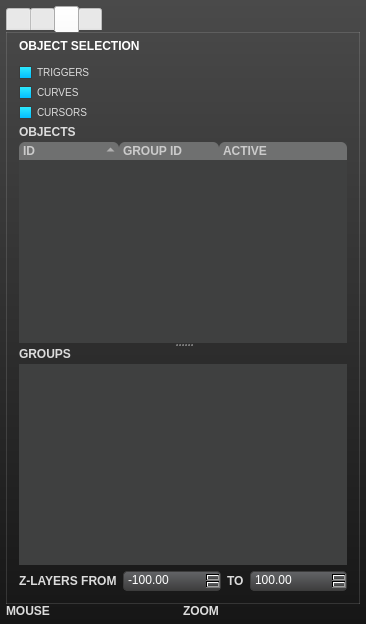
Qt form uiinspector.ui (buzzinglight/IanniX) before a commit.
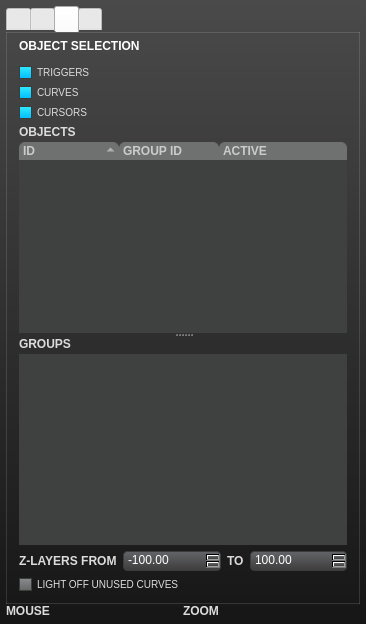
The same form after that commit. The open tabs and pages were chosen to show the change. Icons and pictures are not drawn.

The edit to the form file:
```diff
--- a/uiinspector.ui
+++ b/uiinspector.ui
@@ -41,7 +41,7 @@
 	border: 1px solid rgba(255, 255, 255, 32);
 }
 
-QLabel, QCheckBox#viewTriggerCheck, QCheckBox#viewCurveCheck, QCheckBox#viewCursorCheck {
+QLabel, QCheckBox#viewTriggerCheck, QCheckBox#viewCurveCheck, QCheckBox#viewCurveOpacityCheck, QCheckBox#viewCursorCheck {
 	color: rgb(220, 220, 220);
 }
 
@@ -1901,6 +1901,22 @@
             </item>
            </layout>
           </item>
+          <item>
+           <widget class="QCheckBox" name="viewCurveOpacityCheck">
+            <property name="toolTip">
+             <string>Display/hide curves where cursors are steady or invisible</string>
+            </property>
+            <property name="styleSheet">
+             <string notr="true">font: 10px;</string>
+            </property>
+            <property name="text">
+             <string>LIGHT OFF UNUSED CURVES</string>
+            </property>
+            <property name="checked">
+             <bool>false</bool>
+            </property>
+           </widget>
+          </item>
          </layout>
         </widget>
         <widget class="QWidget" name="tabOSC">
```
Left out of the diff: 112 changed lines with no effect on the pictures.
